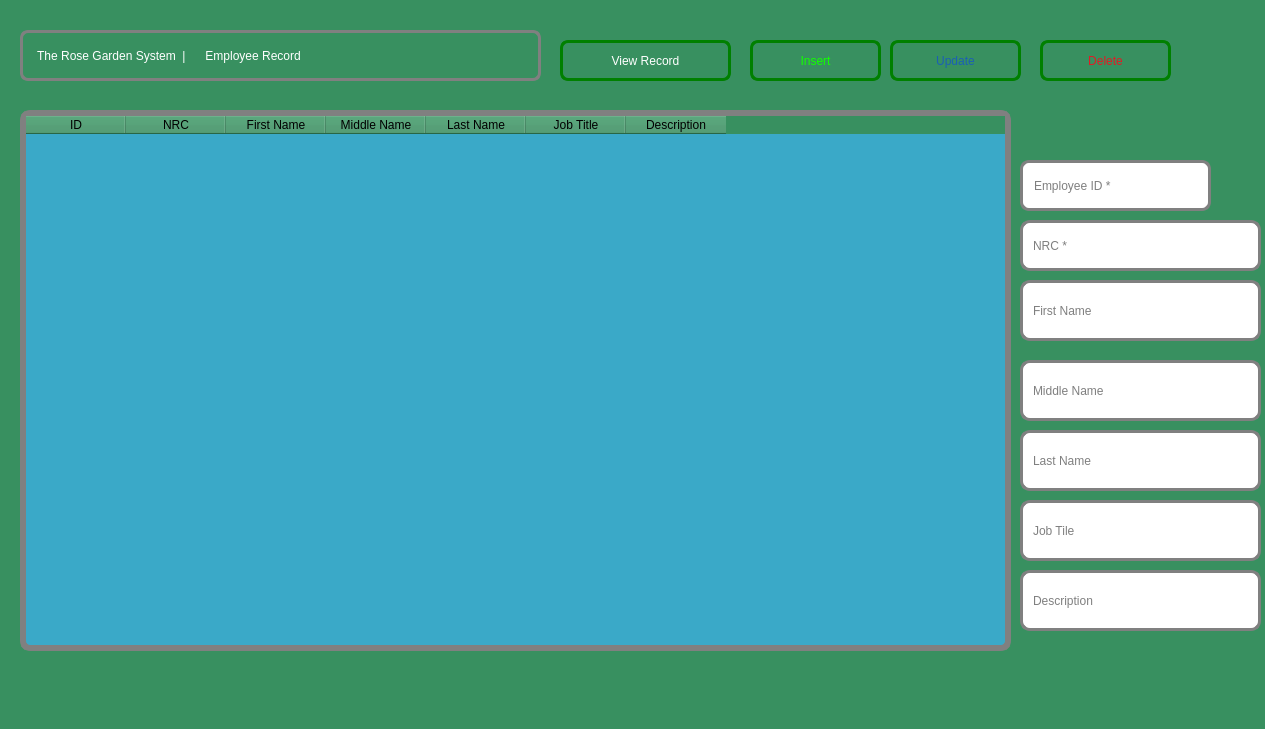
Rabsoninnora/RoseGardenPlantCareSystem, file gardenerdetails.ui: the form before one commit.
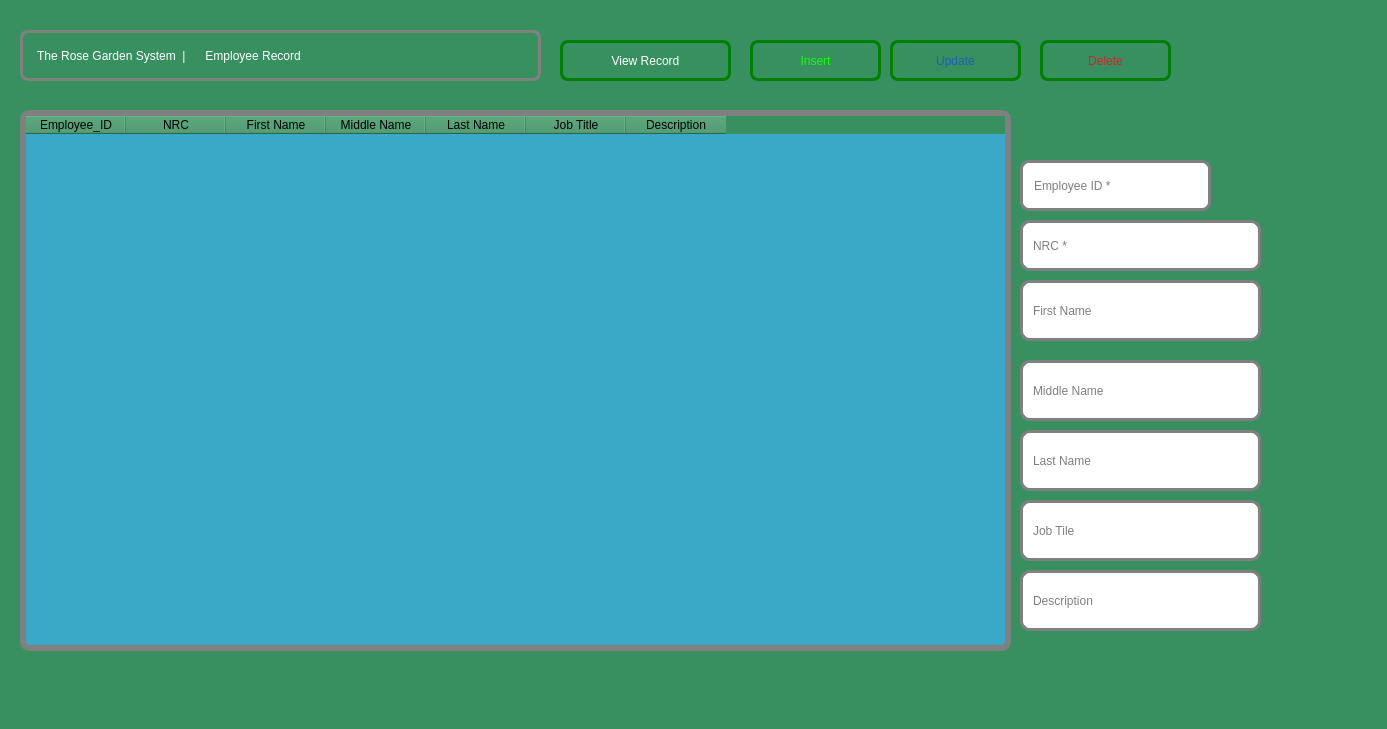
The form after the commit. Icons and pictures are not drawn.

What changed in the file:
```diff
--- a/gardenerdetails.ui
+++ b/gardenerdetails.ui
@@ -6,7 +6,7 @@
    <rect>
     <x>0</x>
     <y>0</y>
-    <width>1265</width>
+    <width>1387</width>
     <height>729</height>
    </rect>
   </property>
@@ -96,7 +96,7 @@
    </property>
    <column>
     <property name="text">
-     <string>ID</string>
+     <string>Employee_ID</string>
     </property>
    </column>
    <column>
```
